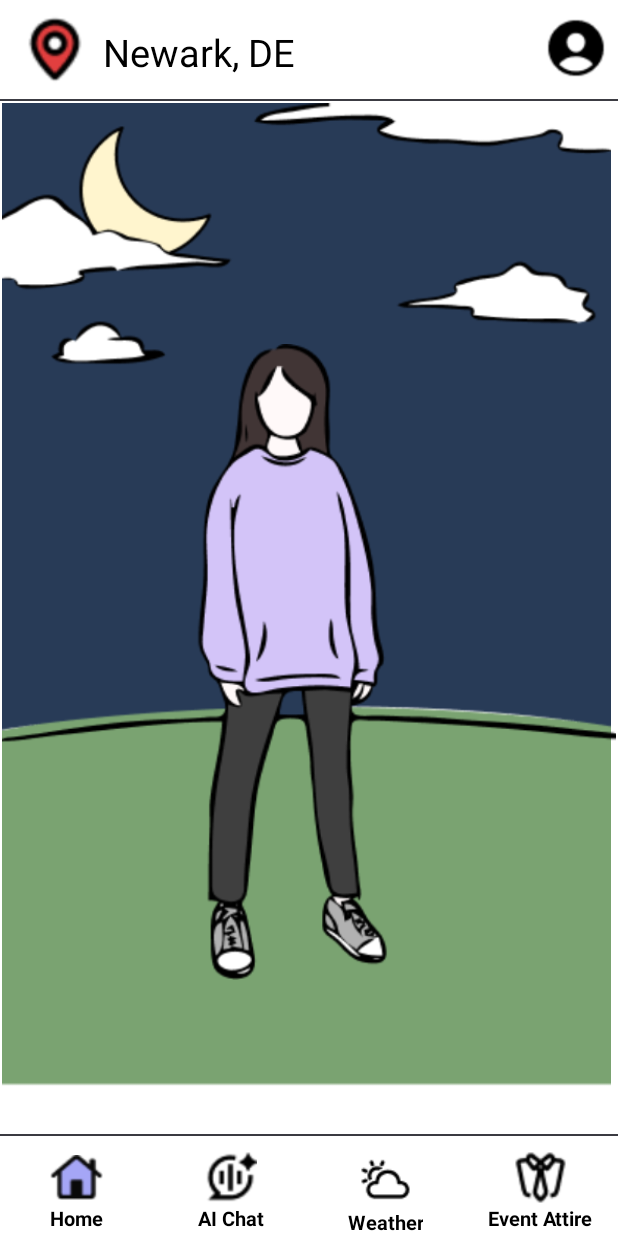
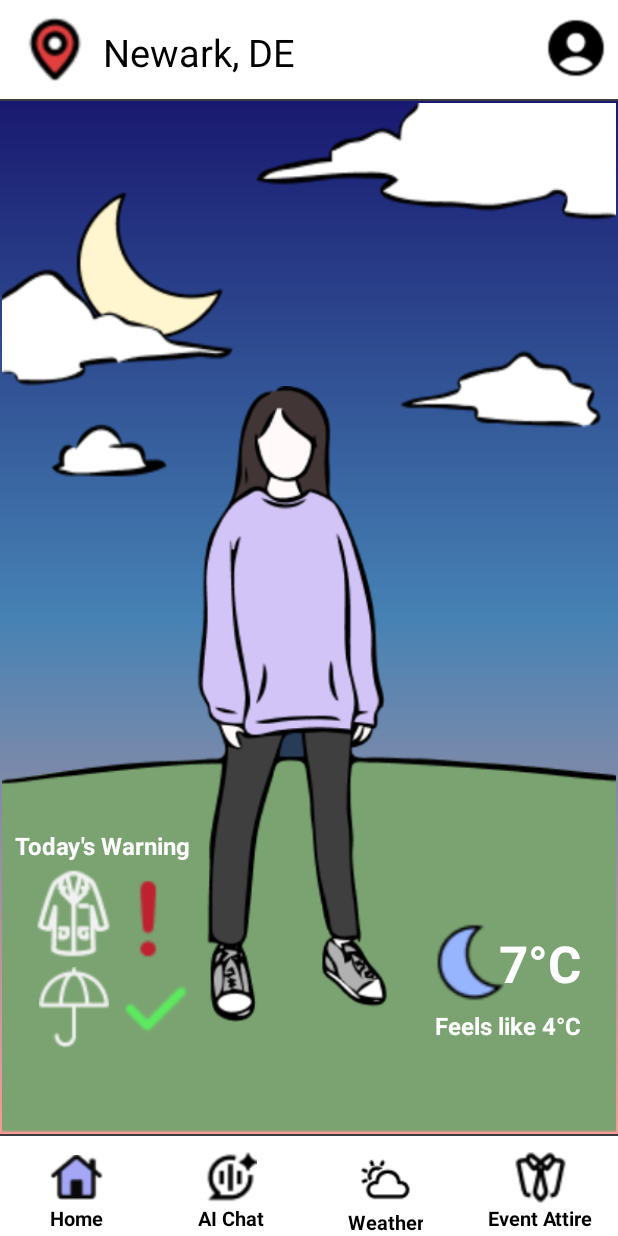
Before and after one commit to Ariiees/Dress-Prepare, an Android app: the screen it shows after launch (Home), on a phone screen of 412 x 824 dp. Run offline under Robolectric (Android 15) with nearby library versions, the phone set to English and light mode, and no system bars.

Commit message:
fix background and add icons and jump
Add several icons and let them jump to weather.
Background is fixed by using partial of our background png components. for detail please see home.xml

```diff
--- a/app/src/main/java/com/example/dresscode/Home.java
+++ b/app/src/main/java/com/example/dresscode/Home.java
@@ -1,7 +1,11 @@
 package com.example.dresscode;
 
+import android.content.Intent;
 import android.os.Bundle;
+import android.view.View;
 import android.widget.ImageView;
+import android.widget.TextView;
+
 import androidx.appcompat.app.AppCompatActivity;
 
 public class Home extends AppCompatActivity {
@@ -17,6 +21,29 @@ public class Home extends AppCompatActivity {
         ImageView eventButton = findViewById(R.id.eventAttireIcon);
         ImageView settingButton = findViewById(R.id.profileIcon);
         Util.bottomBarJump(this, homeButton, chatButton, weatherButton, eventButton, settingButton, 1);
+
+        // Initialize clickable elements
+        ImageView moonIcon = findViewById(R.id.home_moon);
+        ImageView coatIcon = findViewById(R.id.home_coat);
+        ImageView rainIcon = findViewById(R.id.home_rain);
+        ImageView warnIcon = findViewById(R.id.home_warn);
+        ImageView checkIcon = findViewById(R.id.home_check);
+        TextView temperatureText = findViewById(R.id.home_temperature_text);
+
+        // Set click listeners to navigate to Weather activity
+        View.OnClickListener navigateToWeather = view -> {
+            Intent intent = new Intent(Home.this, Weather.class);
+            startActivity(intent);
+        };
+
+        // Assign click listeners to the views
+        moonIcon.setOnClickListener(navigateToWeather);
+        coatIcon.setOnClickListener(navigateToWeather);
+        rainIcon.setOnClickListener(navigateToWeather);
+        warnIcon.setOnClickListener(navigateToWeather);
+        checkIcon.setOnClickListener(navigateToWeather);
+        temperatureText.setOnClickListener(navigateToWeather);
+
     }
 
 
--- a/app/src/main/java/com/example/dresscode/Util.java
+++ b/app/src/main/java/com/example/dresscode/Util.java
@@ -52,4 +52,5 @@ public class Util {
             });
         }
     }
+
 }
--- /dev/null
+++ b/app/src/main/res/drawable/gradient_background.xml
@@ -0,0 +1,11 @@
+<layer-list xmlns:android="http://schemas.android.com/apk/res/android">
+    <item>
+        <shape android:shape="rectangle">
+            <gradient
+                android:startColor="#f79b94"
+                android:centerColor="#4682B4"
+                android:endColor="#191970"
+                android:angle="90" />
+        </shape>
+    </item>
+</layer-list>
--- a/app/src/main/res/layout/home.xml
+++ b/app/src/main/res/layout/home.xml
@@ -65,39 +65,165 @@
 
     <!-- Content Area -->
 
+
+
     <androidx.constraintlayout.widget.ConstraintLayout
         android:layout_width="match_parent"
         android:layout_height="0dp"
         android:layout_weight="1"
         android:orientation="vertical"
-        android:padding="1dp">
+        android:padding="1dp"
+        android:background="@drawable/gradient_background">
 
         <ImageView
-            android:id="@+id/home_background"
-            android:layout_width="406dp"
-            android:layout_height="752dp"
-            android:layout_gravity="center"
-            android:contentDescription="home background"
-            android:scaleType="centerCrop"
-            android:src="@drawable/home_background"
-            android:visibility="visible"
+            android:id="@+id/home_background_bottom"
+            android:layout_width="match_parent"
+            android:layout_height="250dp"
+            android:layout_marginBottom="0dp"
+            android:contentDescription="home background bottom part"
+            android:scaleType="fitXY"
+            android:src="@drawable/home_background_bottom"
             app:layout_constraintBottom_toBottomOf="parent"
             app:layout_constraintEnd_toEndOf="parent"
-            app:layout_constraintHorizontal_bias="0.0"
-            app:layout_constraintStart_toStartOf="parent" />
+            app:layout_constraintStart_toStartOf="parent"
+            app:layout_constraintTop_toTopOf="parent"
+            app:layout_constraintVertical_bias="1.0" />
+
+        <ImageView
+            android:id="@+id/home_background_moon"
+            android:layout_width="114dp"
+            android:layout_height="114dp"
+            android:layout_marginLeft="17dp"
+            android:layout_marginTop="52dp"
+            android:contentDescription="home background moon"
+            android:scaleType="fitXY"
+            android:src="@drawable/home_background_moon"
+            app:layout_constraintEnd_toEndOf="parent"
+            app:layout_constraintHorizontal_bias="0.088"
+            app:layout_constraintStart_toStartOf="parent"
+            app:layout_constraintTop_toTopOf="parent" />
+
+        <ImageView
+            android:id="@+id/home_background_cloud"
+            android:layout_width="match_parent"
+            android:layout_height="250dp"
+            android:layout_marginBottom="0dp"
+            android:contentDescription="home background cloud"
+            android:scaleType="fitXY"
+            android:src="@drawable/home_background_top_cloud"
+            app:layout_constraintEnd_toEndOf="parent"
+            app:layout_constraintStart_toStartOf="parent"
+            app:layout_constraintTop_toTopOf="parent"
+            app:layout_constraintVertical_bias="1.0" />
 
         <ImageView
             android:id="@+id/home_avatar"
             android:layout_width="411dp"
             android:layout_height="484dp"
+            android:layout_marginBottom="43dp"
             android:contentDescription="avatar"
             android:src="@drawable/home_avatar_base"
-            app:layout_constraintBottom_toBottomOf="@id/home_background"
-            app:layout_constraintEnd_toEndOf="parent"
-            app:layout_constraintHorizontal_bias="0.0"
+            app:layout_constraintBottom_toBottomOf="parent"
             app:layout_constraintStart_toStartOf="parent"
-            app:layout_constraintTop_toTopOf="parent"
-            app:layout_constraintVertical_bias="0.646" />
+            app:layout_constraintVertical_bias="0.387" />
+
+        <ImageView
+            android:id="@+id/home_moon"
+            android:layout_width="58dp"
+            android:layout_height="58dp"
+            android:layout_gravity="end"
+            android:layout_marginEnd="68dp"
+            android:layout_marginBottom="84dp"
+            android:contentDescription="moon"
+            android:src="@drawable/home_icon_moon"
+            app:layout_constraintBottom_toBottomOf="parent"
+            app:layout_constraintEnd_toEndOf="parent" />
+
+        <TextView
+            android:id="@+id/home_warning_text"
+            android:layout_width="wrap_content"
+            android:layout_height="wrap_content"
+            android:layout_marginStart="8dp"
+            android:layout_marginBottom="180dp"
+            android:gravity="center"
+            android:text="Today's Warning"
+            android:textColor="@color/white"
+            android:textSize="16sp"
+            android:textStyle="bold"
+            app:layout_constraintBottom_toBottomOf="parent"
+            app:layout_constraintStart_toStartOf="parent" />
+
+        <TextView
+            android:id="@+id/home_feel_text"
+            android:layout_width="wrap_content"
+            android:layout_height="wrap_content"
+            android:layout_marginEnd="24dp"
+            android:layout_marginBottom="60dp"
+            android:gravity="center"
+            android:text="Feels like 4°C"
+            android:textColor="@color/white"
+            android:textSize="16sp"
+            android:textStyle="bold"
+            app:layout_constraintBottom_toBottomOf="parent"
+            app:layout_constraintEnd_toEndOf="parent" />
+
+        <TextView
+            android:id="@+id/home_temperature_text"
+            android:layout_width="wrap_content"
+            android:layout_height="wrap_content"
+            android:layout_marginEnd="23dp"
+            android:layout_marginBottom="90dp"
+            android:gravity="center"
+            android:text="7°C"
+            android:textColor="@color/white"
+            android:textSize="34sp"
+            android:textStyle="bold"
+            app:layout_constraintBottom_toBottomOf="parent"
+            app:layout_constraintEnd_toEndOf="parent" />
+
+        <ImageView
+            android:id="@+id/home_coat"
+            android:layout_width="75dp"
+            android:layout_height="71dp"
+            android:layout_marginStart="10dp"
+            android:layout_marginBottom="110dp"
+            android:contentDescription="coat"
+            android:src="@drawable/home_icon_coat"
+            app:layout_constraintBottom_toBottomOf="parent"
+            app:layout_constraintStart_toStartOf="parent" />
+
+        <ImageView
+            android:id="@+id/home_warn"
+            android:layout_width="57dp"
+            android:layout_height="54dp"
+            android:layout_marginStart="68dp"
+            android:layout_marginBottom="116dp"
+            android:contentDescription="rain"
+            android:src="@drawable/home_icon_warning"
+            app:layout_constraintBottom_toBottomOf="parent"
+            app:layout_constraintStart_toStartOf="parent" />
+
+        <ImageView
+            android:id="@+id/home_check"
+            android:layout_width="50dp"
+            android:layout_height="50dp"
+            android:layout_marginStart="77dp"
+            android:layout_marginBottom="56dp"
+            android:contentDescription="rain"
+            android:src="@drawable/home_icon_check"
+            app:layout_constraintBottom_toBottomOf="parent"
+            app:layout_constraintStart_toStartOf="parent" />
+
+        <ImageView
+            android:id="@+id/home_rain"
+            android:layout_width="57dp"
+            android:layout_height="54dp"
+            android:layout_marginStart="19dp"
+            android:layout_marginBottom="56dp"
+            android:contentDescription="rain"
+            android:src="@drawable/home_icon_rain"
+            app:layout_constraintBottom_toBottomOf="parent"
+            app:layout_constraintStart_toStartOf="parent" />
     </androidx.constraintlayout.widget.ConstraintLayout>
 
     <View
@@ -107,6 +233,7 @@
 
     <!-- Bottom Navigation Bar -->
     <LinearLayout
+        android:id="@+id/home_bottom"
         android:layout_width="match_parent"
         android:layout_height="wrap_content"
         android:background="@color/white"
```
Also changed, not shown: app/src/main/res/drawable/home_background_bottom.png (added), app/src/main/res/drawable/home_background_moon.png (added), app/src/main/res/drawable/home_background_top_cloud.png (added), app/src/main/res/drawable/home_icon_check.png (added), app/src/main/res/drawable/home_icon_moon.png (added), app/src/main/res/drawable/home_icon_warning.png (added).
